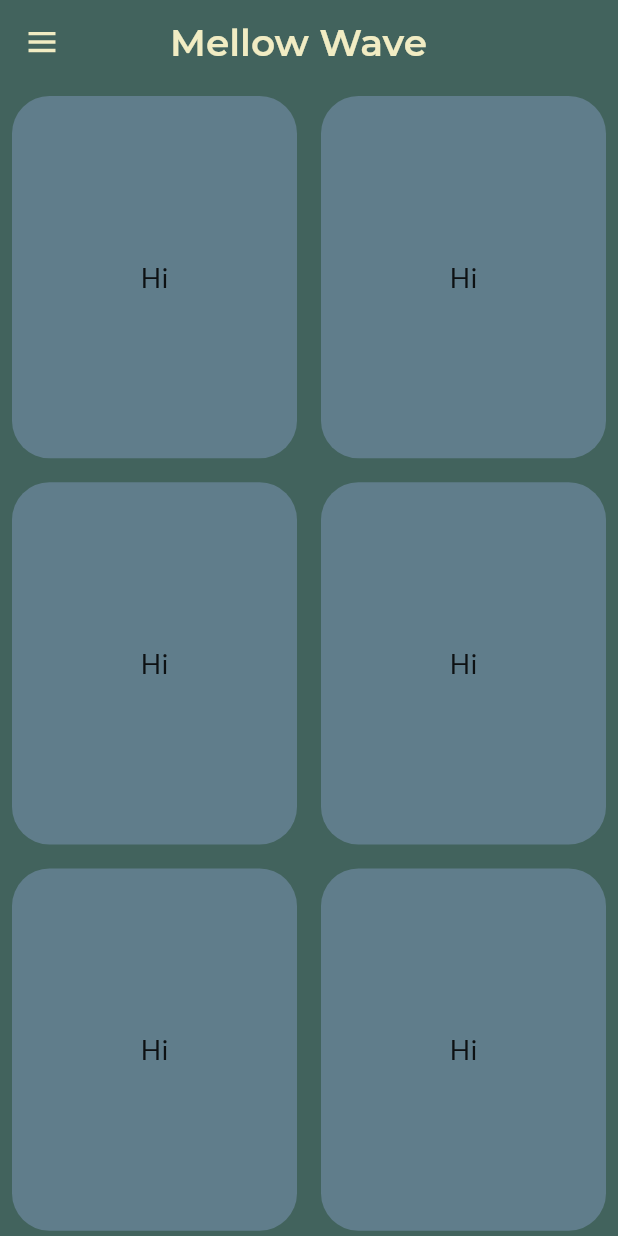
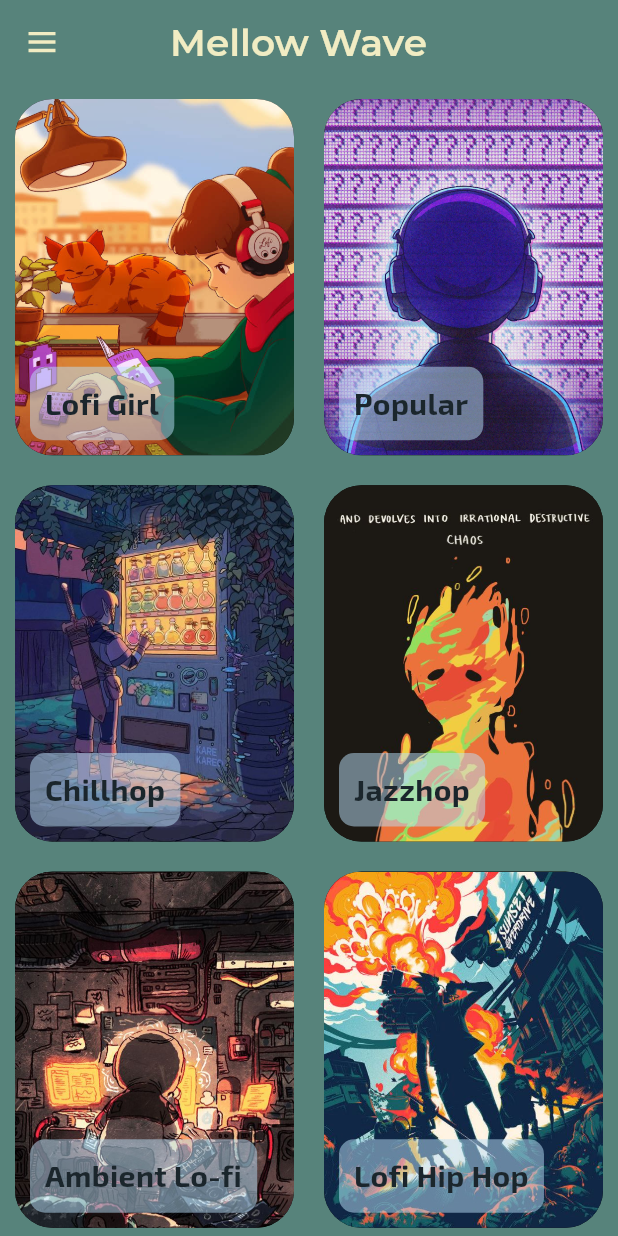
Before and after one commit to Naman-B-Parlecha/MellowWave, a Flutter app: the screen it shows once a user with an empty profile is signed in, on a phone screen of 412 x 824 dp. Run offline on Flutter 3.47's test engine with Material 2 defaults, Android fonts, the light colour scheme and no system bars; our stand-ins replace firebase_auth, firebase_core, flutter_boxicons, google_fonts; accounts and stored records are empty.

Commit message:
Updated HomeScreen

```diff
--- a/lib/Screens/MusicScreen.dart
+++ b/lib/Screens/MusicScreen.dart
@@ -1,56 +1,39 @@
 import 'package:flutter/material.dart';
 import 'package:flutter_boxicons/flutter_boxicons.dart';
 import 'package:google_fonts/google_fonts.dart';
-import 'package:mellow_wave/Widgets/Categorybox.dart';
-import 'package:mellow_wave/Widgets/CustomDrawer.dart';
 
 class MusicScreen extends StatefulWidget {
-  const MusicScreen({Key? key}) : super(key: key);
+  const MusicScreen({super.key});
 
   @override
-  State<MusicScreen> createState() => _MusicScreenState();
+  State<MusicScreen> createState() {
+    return _MusicScreenState();
+  }
 }
 
 class _MusicScreenState extends State<MusicScreen> {
-  final GlobalKey<ScaffoldState> _scaffoldKey = GlobalKey<ScaffoldState>();
-
-  void _openDrawer() {
-    _scaffoldKey.currentState?.openDrawer();
-  }
-
   @override
   Widget build(BuildContext context) {
     return Scaffold(
-      backgroundColor: const Color.fromARGB(255, 66, 99, 93),
-      key: _scaffoldKey,
-      drawer: const CustomDrawer(),
+      backgroundColor: const Color(0xFF57837B),
       appBar: AppBar(
-        backgroundColor: const Color.fromARGB(255, 66, 99, 93),
-        title: Text(
-          '\t\t\t\t\t\tMellow Wave',
-          style: GoogleFonts.montserrat(
-              color: const Color(0xFFF1ECC3),
-              fontWeight: FontWeight.w600,
-              fontSize: 25),
-        ),
         leading: IconButton(
-          icon: const Icon(
-            Boxicons.bx_menu,
-            color: Color(0xFFF1ECC3),
-            size: 27,
-          ),
-          onPressed: _openDrawer,
+          onPressed: () {
+            Navigator.of(context).pop();
+          },
+          icon: Icon(Boxicons.bx_arrow_back),
+          color: Color(0xFFF1ECC3),
         ),
       ),
-      body: GridView.builder(
-        gridDelegate: const SliverGridDelegateWithFixedCrossAxisCount(
-          crossAxisCount: 2, // 2 columns
-          childAspectRatio: 0.80, // to achieve the 2x4 column (width/height)
+      body: Center(
+        child: Text(
+          "Under Construction",
+          style: GoogleFonts.exo2(
+              fontSize: 30,
+              fontWeight: FontWeight.w700,
+              color: Color(0xFF1B262C)),
+          textAlign: TextAlign.center,
         ),
-        itemCount: 8, // 8 containers
-        itemBuilder: (context, index) {
-          return const CustomContainer();
-        },
       ),
     );
   }
--- /dev/null
+++ b/lib/Screens/homeScreen.dart
@@ -0,0 +1,63 @@
+import 'package:flutter/material.dart';
+import 'package:flutter_boxicons/flutter_boxicons.dart';
+import 'package:google_fonts/google_fonts.dart';
+import 'package:mellow_wave/Widgets/CustomContainer.dart';
+import 'package:mellow_wave/Widgets/CustomDrawer.dart';
+import 'package:mellow_wave/data/Categories.dart';
+
+class HomeScreen extends StatefulWidget {
+  const HomeScreen({Key? key}) : super(key: key);
+
+  @override
+  State<HomeScreen> createState() => _HomeScreenState();
+}
+
+class _HomeScreenState extends State<HomeScreen> {
+  final GlobalKey<ScaffoldState> _scaffoldKey = GlobalKey<ScaffoldState>();
+
+  void _openDrawer() {
+    _scaffoldKey.currentState?.openDrawer();
+  }
+
+  List<String> names = categories;
+  List<String> images = catimages;
+  @override
+  Widget build(BuildContext context) {
+    return Scaffold(
+      backgroundColor: const Color(0xFF57837B),
+      key: _scaffoldKey,
+      drawer: const CustomDrawer(),
+      appBar: AppBar(
+        backgroundColor: const Color(0xFF57837B),
+        title: Text(
+          '\t\t\t\t\t\tMellow Wave',
+          style: GoogleFonts.montserrat(
+              color: const Color(0xFFF1ECC3),
+              fontWeight: FontWeight.w600,
+              fontSize: 25),
+        ),
+        leading: IconButton(
+          icon: const Icon(
+            Boxicons.bx_menu,
+            color: Color(0xFFF1ECC3),
+            size: 27,
+          ),
+          onPressed: _openDrawer,
+        ),
+      ),
+      body: GridView.builder(
+        gridDelegate: const SliverGridDelegateWithFixedCrossAxisCount(
+          crossAxisCount: 2,
+          childAspectRatio: 0.80, // to achieve the 2x4 column (width/height)
+        ),
+        itemCount: 8,
+        itemBuilder: (context, index) {
+          return CustomContainer(
+            backimage: catimages[index],
+            name: categories[index],
+          );
+        },
+      ),
+    );
+  }
+}
--- /dev/null
+++ b/lib/Widgets/CustomContainer.dart
@@ -0,0 +1,59 @@
+import 'package:flutter/material.dart';
+import 'package:google_fonts/google_fonts.dart';
+import 'package:mellow_wave/Screens/MusicScreen.dart';
+
+class CustomContainer extends StatelessWidget {
+  const CustomContainer({
+    required this.name,
+    required this.backimage,
+    Key? key,
+  }) : super(key: key);
+
+  final String name;
+  final String backimage;
+
+  @override
+  Widget build(BuildContext context) {
+    return Container(
+      decoration: BoxDecoration(
+        color: Colors.black, // Set the background color to black
+        image: DecorationImage(
+          image: AssetImage(backimage),
+          fit: BoxFit.cover,
+        ),
+        borderRadius: BorderRadius.all(Radius.circular(25)),
+      ),
+      width: 200,
+      height: 250,
+      margin: EdgeInsets.all(10.0),
+      child: InkWell(
+        onTap: () {
+          Navigator.of(context).push(MaterialPageRoute(
+            builder: (context) => MusicScreen(),
+          ));
+        },
+        child: Column(
+          crossAxisAlignment: CrossAxisAlignment.start,
+          mainAxisAlignment: MainAxisAlignment.end,
+          children: [
+            Container(
+              decoration: BoxDecoration(
+                  borderRadius: BorderRadius.all(Radius.circular(10)),
+                  color: Color(0xFFBBE1FA).withOpacity(0.5)),
+              padding: EdgeInsets.all(10),
+              margin: EdgeInsets.only(left: 10, bottom: 10),
+              child: Text(
+                name,
+                style: GoogleFonts.exo2(
+                    fontSize: 20,
+                    fontWeight: FontWeight.w700,
+                    color: Color(0xFF1B262C)),
+                textAlign: TextAlign.center,
+              ),
+            ),
+          ],
+        ),
+      ),
+    );
+  }
+}
--- a/lib/data/Categories.dart
+++ b/lib/data/Categories.dart
@@ -6,5 +6,33 @@ List<String> categories = [
   'Ambient Lo-fi',
   'Lofi Hip Hop',
   'Electronic Lo-fi',
-  'Instrumental Lo-fi'
+  'Instrumental\nLo-Fi'
 ];
+List<String> catimages = [
+  "assets/images/lofigirl.jpg",
+  "assets/images/popular.png",
+  "assets/images/chillhop.jpg",
+  "assets/images/Jazzhop.jpg",
+  "assets/images/ambient.jpg",
+  "assets/images/HipHop.jpg",
+  "assets/images/electronic.jpg",
+  "assets/images/instrumental.jpg"
+];
+
+// class CategoryList {
+//   CategoryList({required this.name, required this.image});
+//   String name;
+//   String image;
+// }
+
+// List<CategoryList> catlist = [
+//   CategoryList(name: 'Lofi Girl', image: 'assets/images/lofigirl.jpg'),
+//   CategoryList(name: 'Popular', image: 'assets/images/popular.png'),
+//   CategoryList(name: 'ChillHop', image: 'assets/images/chillhop.jpg'),
+//   CategoryList(name: 'JazzHop', image: 'assets/images/Jazzhop.jpg'),
+//   CategoryList(name: 'Ambient Lo-fi', image: 'assets/images/ambient.jpg'),
+//   CategoryList(name: 'HioHop', image: 'assets/images/HipHop.jpg'),
+//   CategoryList(name: 'Electronic Lo-Fi', image: 'assets/images/electronic.jpg'),
+//   CategoryList(
+//       name: 'Instrumental Lo-fi', image: 'assets/images/instrumental.jpg'),
+// ];
--- a/lib/main.dart
+++ b/lib/main.dart
@@ -1,7 +1,7 @@
 import 'package:firebase_auth/firebase_auth.dart';
 import 'package:flutter/material.dart';
 import 'package:mellow_wave/Screens/LoadingScreen.dart';
-import 'package:mellow_wave/Screens/MusicScreen.dart';
+import 'package:mellow_wave/Screens/homeScreen.dart';
 import 'package:mellow_wave/Screens/SignUpScreen.dart';
 import 'package:google_fonts/google_fonts.dart';
 
@@ -48,7 +48,7 @@ class App extends StatelessWidget {
               return LoadingScreen();
             }
             if (snapshot.hasData) {
-              return const MusicScreen();
+              return const HomeScreen();
             }
             return const SignUpScreen();
           },
```
Also changed, not shown: pubspec.yaml (+8 -0 lines), assets/images/HipHop.jpg (added), assets/images/Jazzhop.jpg (added), assets/images/ambient.jpg (added), assets/images/chillhop.jpg (added), assets/images/electronic.jpg (added), assets/images/instrumental.jpg (added), assets/images/lofigirl.jpg (added), assets/images/popular.png (added).
